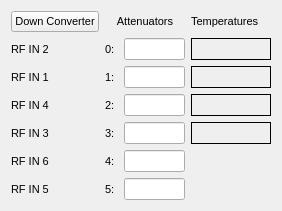
Before: the Qt Designer form new_look/down_converter.ui in cristinasewell/ATCA_PyDM_Screens, drawn with Qt 5.
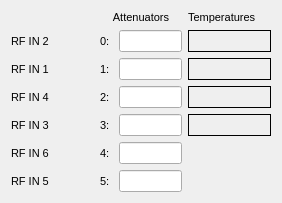
After: the same form once the commit is applied. Custom widgets are drawn as their Qt base class.

```diff
--- a/new_look/down_converter.ui
+++ b/new_look/down_converter.ui
@@ -498,45 +498,6 @@
        </property>
       </widget>
      </item>
-     <item row="0" column="0">
-      <widget class="PyDMRelatedDisplayButton" name="PyDMRelatedDisplayButton">
-       <property name="sizePolicy">
-        <sizepolicy hsizetype="Minimum" vsizetype="Fixed">
-         <horstretch>1</horstretch>
-         <verstretch>1</verstretch>
-        </sizepolicy>
-       </property>
-       <property name="toolTip">
-        <string/>
-       </property>
-       <property name="styleSheet">
-        <string notr="true"/>
-       </property>
-       <property name="text">
-        <string>Down Converter</string>
-       </property>
-       <property name="autoDefault">
-        <bool>false</bool>
-       </property>
-       <property name="default">
-        <bool>false</bool>
-       </property>
-       <property name="flat">
-        <bool>false</bool>
-       </property>
-       <property name="filenames" stdset="0">
-        <stringlist>
-         <string>down_converter_picture.ui</string>
-        </stringlist>
-       </property>
-       <property name="titles" stdset="0">
-        <stringlist/>
-       </property>
-       <property name="openInNewWindow" stdset="0">
-        <bool>true</bool>
-       </property>
-      </widget>
-     </item>
     </layout>
    </item>
   </layout>
@@ -552,11 +513,6 @@
    <extends>QLineEdit</extends>
    <header>pydm.widgets.line_edit</header>
   </customwidget>
-  <customwidget>
-   <class>PyDMRelatedDisplayButton</class>
-   <extends>QPushButton</extends>
-   <header>pydm.widgets.related_display_button</header>
-  </customwidget>
  </customwidgets>
  <resources/>
  <connections/>
```
